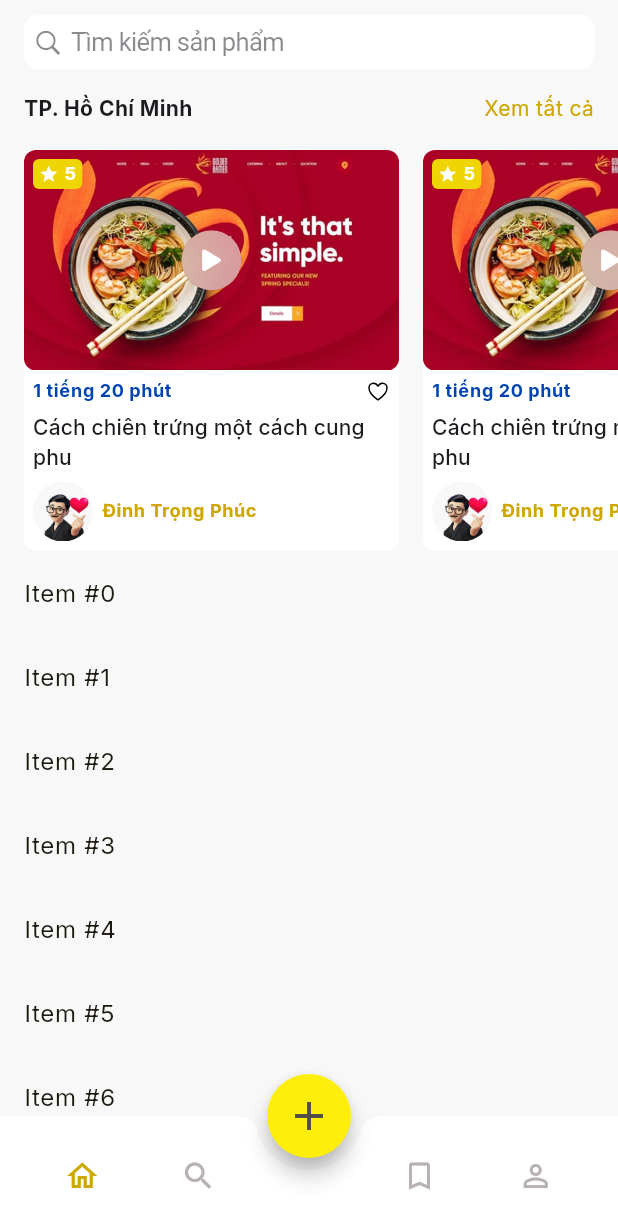
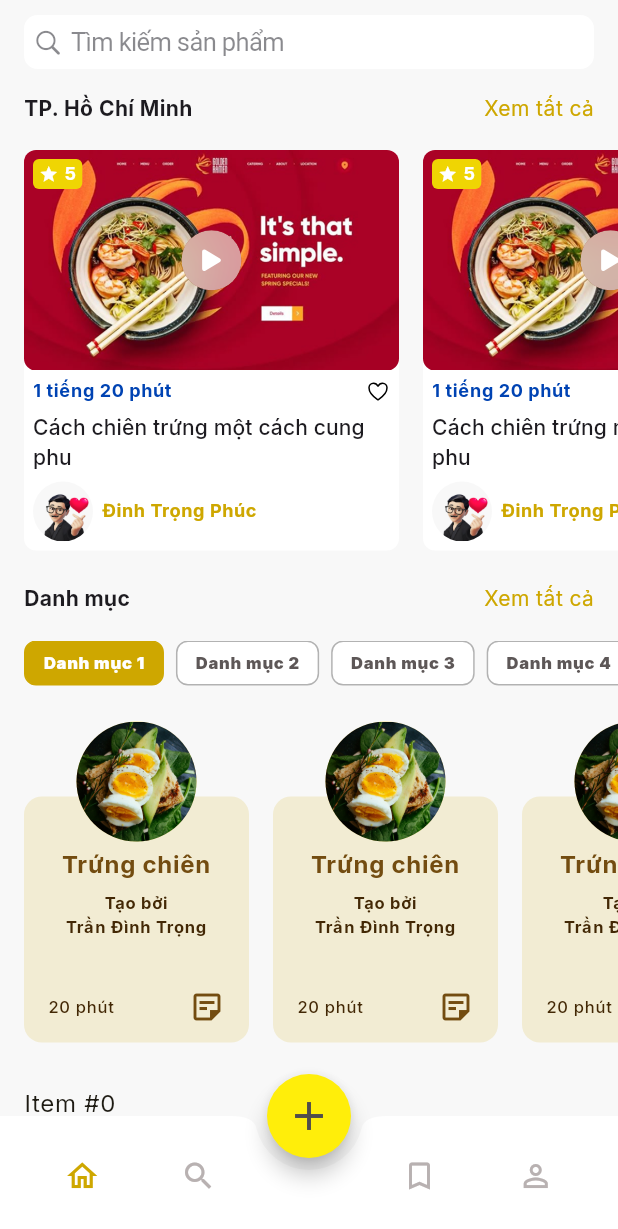
Before and after one commit to danhdelrey/recipe_app, a Flutter app: the HomePage screen opened by its route, on a phone screen of 412 x 824 dp. Shown: the top 1229 px of the screen. Run offline on Flutter 3.47's test engine with Material 3 defaults, Android fonts, the phone set to English and light mode, and no system bars; our stand-ins replace get_it, go_router, google_fonts, injectable, ionicons.

Commit message:
Add category selector and recipe card to home page
Introduced a CategorySelector widget and integrated it into the home page. Refactored HomePage to a StatelessWidget, added a new category section with horizontally scrollable recipe cards, and included a new egg image asset. Also added MiscellaneousColors to app_colors.dart for UI enhancements.

```diff
--- a/lib/core/theme/app_colors.dart
+++ b/lib/core/theme/app_colors.dart
@@ -41,3 +41,8 @@ class SecondaryColors {
   static const Color shade900 = Color(0xFF0043b3);
   static const Color shade950 = Color(0xFF002d73);
 }
+
+class MiscellaneousColors {
+  static const Color tinted = Color(0xFFCEA700);
+
+}
--- a/lib/presentation/features/home/pages/home_page.dart
+++ b/lib/presentation/features/home/pages/home_page.dart
@@ -4,40 +4,15 @@ import 'package:flutter/cupertino.dart';
 import 'package:flutter/material.dart';
 import 'package:ionicons/ionicons.dart';
 import 'package:recipe_app/core/theme/app_colors.dart';
+import 'package:recipe_app/presentation/features/home/widgets/category_selector.dart';
 
-class HomePage extends StatefulWidget {
+class HomePage extends StatelessWidget {
   const HomePage({super.key});
-
-  @override
-  State<HomePage> createState() => _HomePageState();
-}
-
-class _HomePageState extends State<HomePage> {
-  final FocusNode _searchFocusNode = FocusNode();
-
-  @override
-  void dispose() {
-    _searchFocusNode.dispose();
-    super.dispose();
-  }
-
-  void _onScroll() {
-    if (_searchFocusNode.hasFocus) {
-      _searchFocusNode.unfocus();
-    }
-  }
 
   @override
   Widget build(BuildContext context) {
     return Scaffold(
       body: SafeArea(
-        child: NotificationListener<ScrollNotification>(
-          onNotification: (notification) {
-            if (notification is ScrollUpdateNotification) {
-              _onScroll();
-            }
-            return false;
-          },
         child: CustomScrollView(
           slivers: [
             SliverAppBar(
@@ -50,6 +25,8 @@ class _HomePageState extends State<HomePage> {
               titleSpacing: 0,
             ),
             SliverToBoxAdapter(child: _buildLocalSection(context)),
+            SliverToBoxAdapter(child: SizedBox(height: 16)),
+            SliverToBoxAdapter(child: _buildCategorySection(context)),
             SliverList(
               delegate: SliverChildBuilderDelegate(
                 (context, index) => ListTile(title: Text('Item #$index')),
@@ -57,7 +34,6 @@ class _HomePageState extends State<HomePage> {
               ),
             ),
           ],
-          ),
         ),
       ),
     );
@@ -106,6 +82,125 @@ class _HomePageState extends State<HomePage> {
           ),
         ),
       ],
+    );
+  }
+
+  Column _buildCategorySection(BuildContext context) {
+    return Column(
+      crossAxisAlignment: CrossAxisAlignment.start,
+      children: [
+        Padding(
+          padding: const EdgeInsets.symmetric(vertical: 6.0, horizontal: 16.0),
+          child: Row(
+            children: [
+              Text(
+                'Danh mục',
+                style: Theme.of(
+                  context,
+                ).textTheme.bodyMedium?.copyWith(fontWeight: FontWeight.bold),
+              ),
+              const Spacer(),
+              InkWell(
+                onTap: () {},
+                child: Text(
+                  'Xem tất cả',
+                  style: Theme.of(context).textTheme.bodyMedium?.copyWith(
+                    color: Theme.of(context).colorScheme.primary,
+                  ),
+                ),
+              ),
+            ],
+          ),
+        ),
+        SizedBox(height: 12),
+        CategorySelector(),
+        SizedBox(height: 12),
+        SingleChildScrollView(
+          scrollDirection: Axis.horizontal,
+          child: Padding(
+            padding: const EdgeInsets.symmetric(horizontal: 16.0, vertical: 12),
+            child: Row(
+              children: List.generate(10, (index) {
+                return Padding(
+                  padding: const EdgeInsets.only(right: 16, top: 10),
+                  child: _buildCategoryRecipeCard(context),
+                );
+              }),
+            ),
+          ),
+        ),
+      ],
+    );
+  }
+
+  SizedBox _buildCategoryRecipeCard(BuildContext context) {
+    return SizedBox(
+      width: 150,
+      child: Stack(
+        clipBehavior: Clip.none,
+        children: [
+          // Thẻ màu vàng
+          Container(
+            margin: const EdgeInsets.only(top: 40),
+            padding: const EdgeInsets.only(left: 16, right: 16, bottom: 12),
+            decoration: BoxDecoration(
+              color: MiscellaneousColors.tinted.withValues(alpha: 0.15),
+              borderRadius: BorderRadius.circular(12),
+            ),
+            child: Column(
+              mainAxisSize: MainAxisSize.min,
+              children: [
+                const SizedBox(height: 33),
+                Text(
+                  "Trứng chiên",
+                  style: Theme.of(context).textTheme.bodyLarge?.copyWith(
+                    fontWeight: FontWeight.bold,
+                    color: PrimaryColors.shade900,
+                  ),
+                  textAlign: TextAlign.center,
+                ),
+                const SizedBox(height: 6),
+                Text(
+                  "Tạo bởi\nTrần Đình Trọng",
+                  style: Theme.of(context).textTheme.labelSmall?.copyWith(
+                    fontWeight: FontWeight.bold,
+                    color: PrimaryColors.shade950,
+                  ),
+                  textAlign: TextAlign.center,
+                ),
+                const SizedBox(height: 33),
+                Row(
+                  mainAxisAlignment: MainAxisAlignment.spaceBetween,
+                  children: [
+                    Text(
+                      "20 phút",
+                      style: Theme.of(context).textTheme.labelSmall?.copyWith(
+                        color: PrimaryColors.shade950,
+                      ),
+                    ),
+                    Icon(
+                      Icons.sticky_note_2_outlined,
+                      size: 24,
+                      color: PrimaryColors.shade900,
+                    ),
+                  ],
+                ),
+              ],
+            ),
+          ),
+
+          // Ảnh tròn
+          Positioned(
+            top: -10,
+            left: 0,
+            right: 0,
+            child: CircleAvatar(
+              radius: 40,
+              backgroundImage: AssetImage("assets/images/egg.jpg"),
+            ),
+          ),
+        ],
+      ),
     );
   }
 
@@ -244,7 +339,6 @@ class _HomePageState extends State<HomePage> {
     return Padding(
       padding: const EdgeInsets.symmetric(vertical: 12.0, horizontal: 16.0),
       child: CupertinoSearchTextField(
-        focusNode: _searchFocusNode,
         placeholder: "Tìm kiếm sản phẩm",
         onChanged: (value) {
           // TODO: search logic
--- /dev/null
+++ b/lib/presentation/features/home/widgets/category_selector.dart
@@ -0,0 +1,74 @@
+import 'package:flutter/material.dart';
+import 'package:recipe_app/core/theme/app_colors.dart';
+
+class CategorySelector extends StatefulWidget {
+  const CategorySelector({super.key});
+
+  @override
+  State<CategorySelector> createState() => _CategorySelectorState();
+}
+
+class _CategorySelectorState extends State<CategorySelector> {
+  int selectedIndex = 0;
+
+  final List<String> categories = [
+    "Danh mục 1",
+    "Danh mục 2",
+    "Danh mục 3",
+    "Danh mục 4",
+    "Danh mục 5",
+    "Danh mục 6",
+    "Danh mục 7",
+    "Danh mục 8",
+    "Danh mục 9",
+    "Danh mục 10",
+  ];
+
+  @override
+  Widget build(BuildContext context) {
+    return SingleChildScrollView(
+      scrollDirection: Axis.horizontal,
+      child: Padding(
+        padding: const EdgeInsets.symmetric(horizontal: 16.0),
+        child: Row(
+          children: List.generate(categories.length, (index) {
+            final isSelected = index == selectedIndex;
+            return Padding(
+              padding: const EdgeInsets.only(right: 8),
+              child: GestureDetector(
+                onTap: () {
+                  setState(() => selectedIndex = index);
+                },
+                child: Container(
+                  padding: const EdgeInsets.symmetric(
+                    horizontal: 12,
+                    vertical: 6,
+                  ),
+                  decoration: BoxDecoration(
+                    color: isSelected
+                        ? Theme.of(context).colorScheme.primary
+                        : Colors.white,
+                    borderRadius: BorderRadius.circular(8),
+                    border: Border.all(
+                      color: isSelected
+                          ? Theme.of(context).colorScheme.primary
+                          : Colors.black.withValues(alpha: 0.3),
+                      width: 1,
+                    ),
+                  ),
+                  child: Text(
+                    categories[index],
+                    style: Theme.of(context).textTheme.labelSmall?.copyWith(
+                      color: isSelected ? Colors.white : NeutralColors.shade800,
+                      fontWeight: FontWeight.w900,
+                    ),
+                  ),
+                ),
+              ),
+            );
+          }),
+        ),
+      ),
+    );
+  }
+}
```
Also changed, not shown: assets/images/egg.jpg (added). Lines whose indentation alone changed are shown as unchanged.
